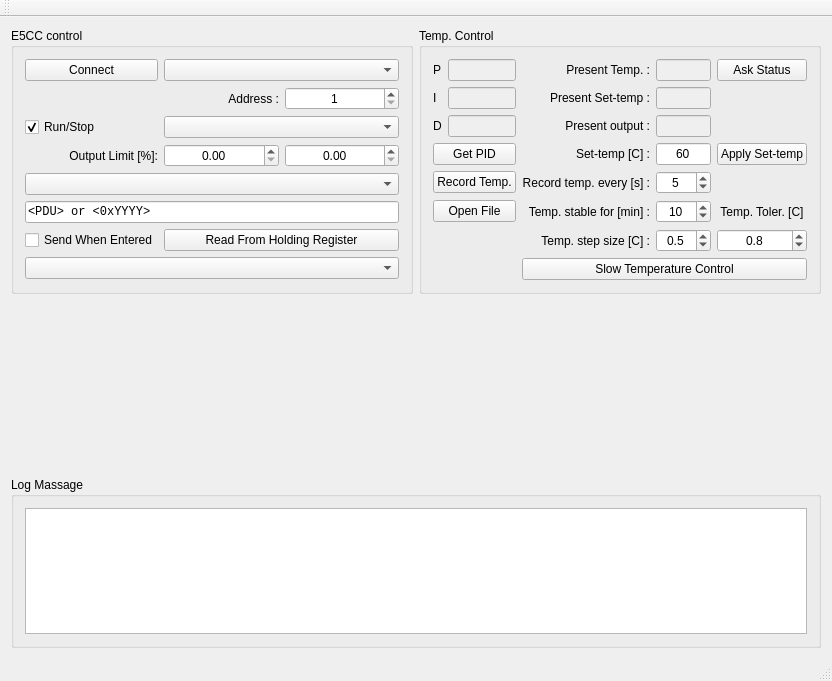
Above: mainwindow.ui from TripletESR/Omron_PID before the change. Below: the same form after it.
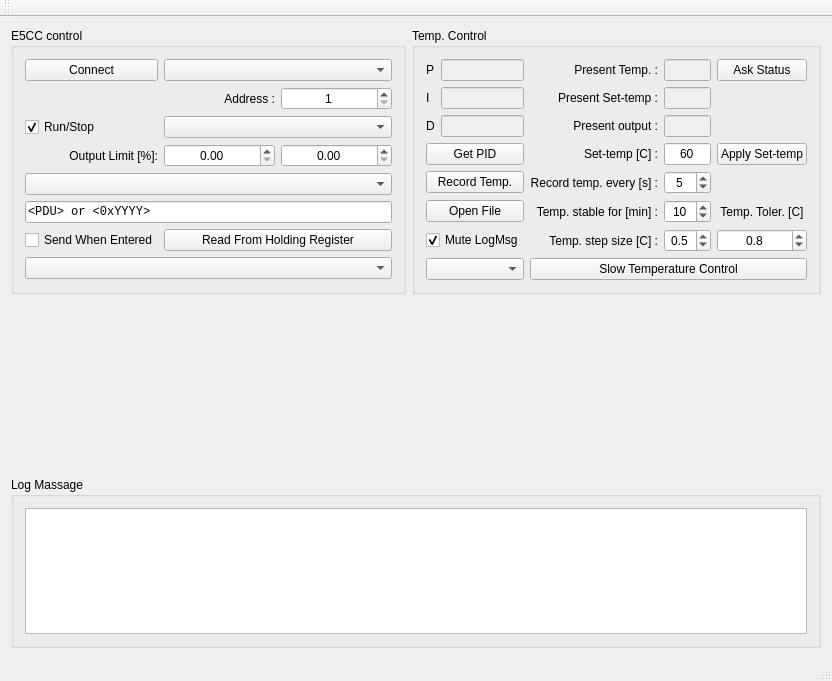
That is the form after the change. Custom widgets are drawn as their Qt base class.

Commit message:
add another mode for controling the temp.
enable the read by changing combox_Address
control the log msg during control / record temp.

What changed in the file:
```diff
--- a/mainwindow.ui
+++ b/mainwindow.ui
@@ -316,6 +316,19 @@
          </property>
         </widget>
        </item>
+       <item row="7" column="0" colspan="2">
+        <widget class="QComboBox" name="comboBox_Mode"/>
+       </item>
+       <item row="6" column="0" colspan="2">
+        <widget class="QCheckBox" name="checkBox_MuteLogMsg">
+         <property name="text">
+          <string>Mute LogMsg</string>
+         </property>
+         <property name="checked">
+          <bool>true</bool>
+         </property>
+        </widget>
+       </item>
       </layout>
      </widget>
     </item>
```
Left out of the diff: 2 changed lines with no effect on the pictures. The commit also changes 2 other files.
